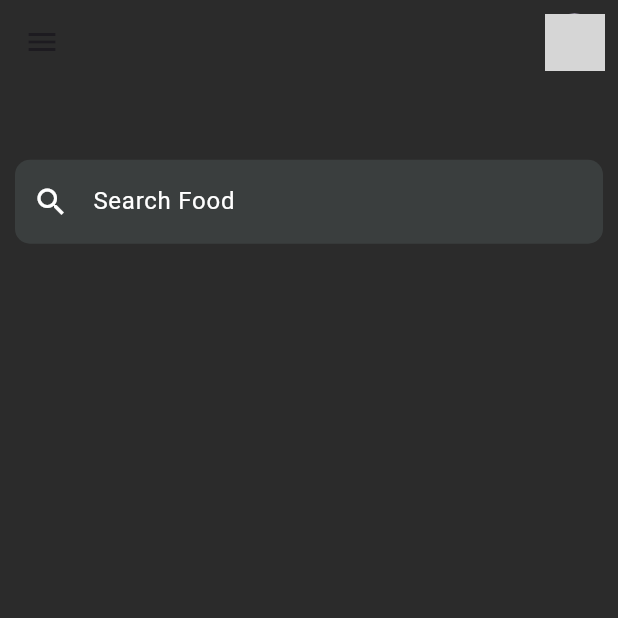
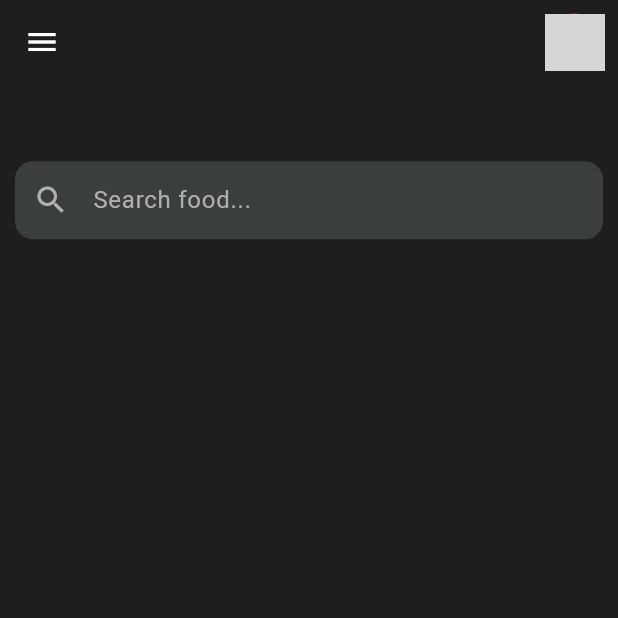
Before and after one commit to piyushbih86/dev-piyush, a Flutter app: the screen it shows after launch, on a phone screen of 412 x 824 dp, the top half of it. Run offline on Flutter 3.47's test engine with Material 3 defaults, Android fonts, the phone set to English and light mode, and no system bars; our stand-ins replace cloud_firestore, firebase_auth, firebase_core; accounts and stored records are empty; grey boxes are pictures that could not be loaded.

Commit message:
Update dependencies in pubspec.lock and refactor UI components for improved theming and layout consistency. Added new app theme and adjusted styles across various screens including cart, detail, and home pages.

```diff
--- /dev/null
+++ b/Food_delivery_app/lib/app_theme.dart
@@ -0,0 +1,71 @@
+import 'package:flutter/material.dart';
+
+class AppColors {
+  static const background = Color(0xff1e1e1e);
+  static const surface = Color(0xff2d2d2d);
+  static const card = Color(0xff3a3e3e);
+  static const accent = Color(0xffe74c3c);
+  static const accentMuted = Color(0xffc0392b);
+  static const star = Color(0xfff1c40f);
+  static const textSecondary = Color(0xffb0b0b0);
+}
+
+class AppTheme {
+  static ThemeData get dark {
+    return ThemeData(
+      useMaterial3: true,
+      brightness: Brightness.dark,
+      scaffoldBackgroundColor: AppColors.background,
+      colorScheme: const ColorScheme.dark(
+        primary: AppColors.accent,
+        secondary: AppColors.star,
+        surface: AppColors.surface,
+      ),
+      appBarTheme: const AppBarTheme(
+        backgroundColor: AppColors.background,
+        foregroundColor: Colors.white,
+        elevation: 0,
+        centerTitle: false,
+      ),
+      dividerTheme: const DividerThemeData(
+        color: Colors.white24,
+        thickness: 1,
+      ),
+      elevatedButtonTheme: ElevatedButtonThemeData(
+        style: ElevatedButton.styleFrom(
+          backgroundColor: AppColors.accent,
+          foregroundColor: Colors.white,
+          elevation: 2,
+          shape: RoundedRectangleBorder(
+            borderRadius: BorderRadius.circular(12),
+          ),
+        ),
+      ),
+      inputDecorationTheme: InputDecorationTheme(
+        filled: true,
+        fillColor: AppColors.card,
+        hintStyle: const TextStyle(color: AppColors.textSecondary),
+        contentPadding: const EdgeInsets.symmetric(horizontal: 16, vertical: 14),
+        border: OutlineInputBorder(
+          borderRadius: BorderRadius.circular(12),
+          borderSide: BorderSide.none,
+        ),
+        enabledBorder: OutlineInputBorder(
+          borderRadius: BorderRadius.circular(12),
+          borderSide: BorderSide.none,
+        ),
+        focusedBorder: OutlineInputBorder(
+          borderRadius: BorderRadius.circular(12),
+          borderSide: const BorderSide(color: AppColors.accent, width: 1.5),
+        ),
+      ),
+      textTheme: const TextTheme(
+        bodyMedium: TextStyle(color: Colors.white),
+        titleLarge: TextStyle(
+          color: Colors.white,
+          fontWeight: FontWeight.bold,
+        ),
+      ),
+    );
+  }
+}
--- a/Food_delivery_app/lib/main.dart
+++ b/Food_delivery_app/lib/main.dart
@@ -1,6 +1,7 @@
 import 'package:firebase_auth/firebase_auth.dart';
 import 'package:firebase_core/firebase_core.dart';
 import 'package:flutter/material.dart';
+import 'package:food_course/app_theme.dart';
 import 'package:food_course/provider/my_provider.dart';
 import 'package:food_course/screen/cart_page.dart';
 import 'package:food_course/screen/detail_page.dart';
@@ -24,13 +25,8 @@ class MyApp extends StatelessWidget {
       ],
       child: MaterialApp(
         debugShowCheckedModeBanner: false,
-        title: 'Flutter Demo',
-        theme: ThemeData(
-          scaffoldBackgroundColor: Color(0xff2b2b2b),
-          appBarTheme: AppBarTheme(
-            color: Color(0xff2b2b2b),
-          ),
-        ),
+        title: 'Food Delivery',
+        theme: AppTheme.dark,
         home: HomePage(),
         // home: StreamBuilder(
         //     stream: FirebaseAuth.instance.authStateChanges(),
--- a/Food_delivery_app/lib/screen/home_page.dart
+++ b/Food_delivery_app/lib/screen/home_page.dart
@@ -1,4 +1,5 @@
 import 'package:flutter/material.dart';
+import 'package:food_course/app_theme.dart';
 import 'package:food_course/modles/categories_modle.dart';
 import 'package:food_course/modles/food_categories_modle.dart';
 import 'package:food_course/modles/food_modle.dart';
@@ -44,9 +45,13 @@ class _HomePageState extends State<HomePage> {
             height: 80,
             width: 80,
             decoration: BoxDecoration(
-              image: DecorationImage(image: NetworkImage(image)),
-              color: Colors.grey,
-              borderRadius: BorderRadius.circular(10),
+              image: DecorationImage(
+                image: NetworkImage(image),
+                fit: BoxFit.cover,
+              ),
+              color: AppColors.card,
+              borderRadius: BorderRadius.circular(14),
+              border: Border.all(color: Colors.white12),
             ),
           ),
         ),
@@ -55,8 +60,9 @@ class _HomePageState extends State<HomePage> {
         ),
         Text(
           name,
-          style: TextStyle(
-            fontSize: 20,
+          style: const TextStyle(
+            fontSize: 16,
+            fontWeight: FontWeight.w500,
             color: Colors.white,
           ),
         )
@@ -188,7 +194,7 @@ class _HomePageState extends State<HomePage> {
     return Scaffold(
       drawer: Drawer(
         child: Container(
-          color: Color(0xff2b2b2b),
+          color: AppColors.surface,
           child: SafeArea(
             child: Column(
               mainAxisAlignment: MainAxisAlignment.spaceEvenly,
@@ -210,10 +216,7 @@ class _HomePageState extends State<HomePage> {
                 drawerItem(icon: Icons.person, name: "Profile"),
                 drawerItem(icon: Icons.add_shopping_cart, name: "Cart"),
                 drawerItem(icon: Icons.shop, name: "Order"),
-                Divider(
-                  thickness: 2,
-                  color: Colors.white,
-                ),
+                const Divider(),
                 ListTile(
                   leading: Text(
                     "Comunicate",
@@ -254,18 +257,11 @@ class _HomePageState extends State<HomePage> {
           Padding(
             padding: const EdgeInsets.symmetric(horizontal: 10),
             child: TextField(
-              decoration: InputDecoration(
-                  hintText: "Search Food",
-                  hintStyle: TextStyle(color: Colors.white),
-                  prefixIcon: Icon(
-                    Icons.search,
-                    color: Colors.white,
-                  ),
-                  filled: true,
-                  fillColor: Color(0xff3a3e3e),
-                  border: OutlineInputBorder(
-                      borderSide: BorderSide.none,
-                      borderRadius: BorderRadius.circular(10))),
+              style: const TextStyle(color: Colors.white),
+              decoration: const InputDecoration(
+                hintText: "Search food...",
+                prefixIcon: Icon(Icons.search, color: AppColors.textSecondary),
+              ),
             ),
           ),
           SingleChildScrollView(
--- a/Food_delivery_app/lib/screen/sign_up.dart
+++ b/Food_delivery_app/lib/screen/sign_up.dart
@@ -1,6 +1,7 @@
 import 'package:cloud_firestore/cloud_firestore.dart';
 import 'package:firebase_auth/firebase_auth.dart';
 import 'package:flutter/material.dart';
+import 'package:food_course/app_theme.dart';
 import 'package:food_course/screen/widget/my_text_field.dart';
 
 class SignUp extends StatefulWidget {
@@ -192,7 +193,6 @@ class _SignUpState extends State<SignUp> {
   Widget build(BuildContext context) {
     return Scaffold(
       key: globalKey,
-      backgroundColor: Colors.black,
       body: SafeArea(
         child: Container(
           margin: const EdgeInsets.symmetric(horizontal: 50),
@@ -260,7 +260,7 @@ class _SignUpState extends State<SignUp> {
                             validation();
                           },
                           buttonName: "Register",
-                          color: Colors.red,
+                          color: AppColors.accent,
                           textColor: Colors.white,
                         ),
                       ],
```
Also changed, not shown: Food_delivery_app/lib/screen/cart_page.dart (+11 -3 lines), Food_delivery_app/lib/screen/categories.dart (+6 -2 lines), Food_delivery_app/lib/screen/detail_page.dart (+8 -11 lines), Food_delivery_app/lib/screen/login_page.dart (+10 -14 lines), Food_delivery_app/lib/screen/widget/bottom_Contianer.dart (+15 -29 lines), Food_delivery_app/lib/screen/widget/my_text_field.dart (+10 -12 lines), Food_delivery_app/pubspec.lock.
